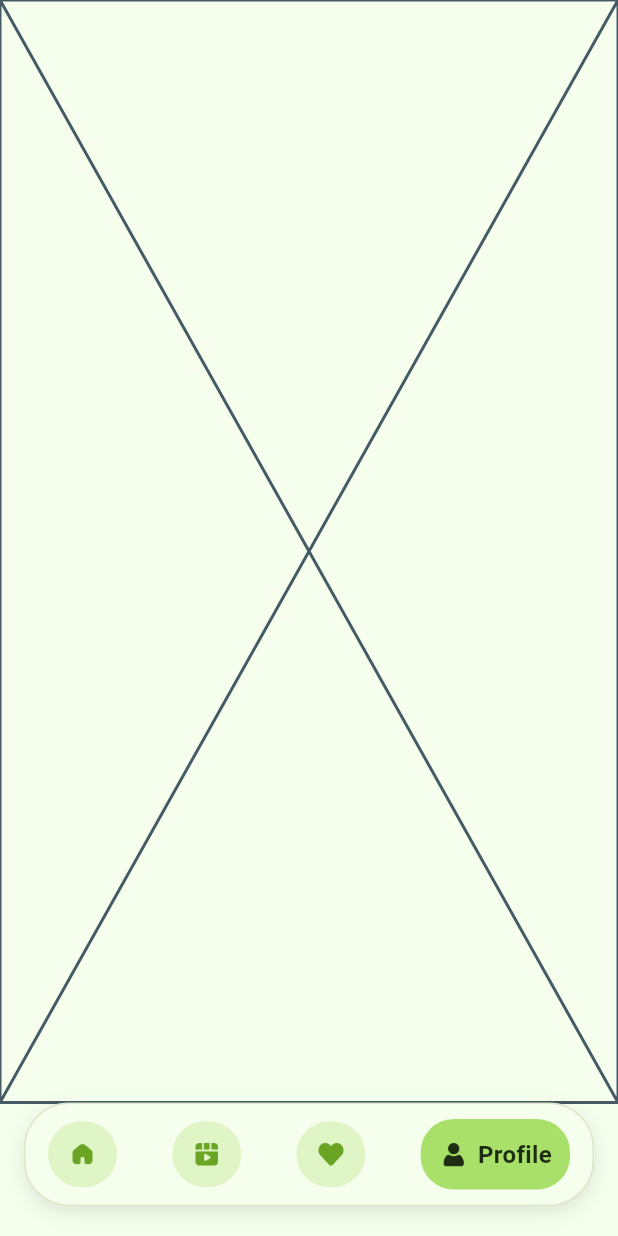
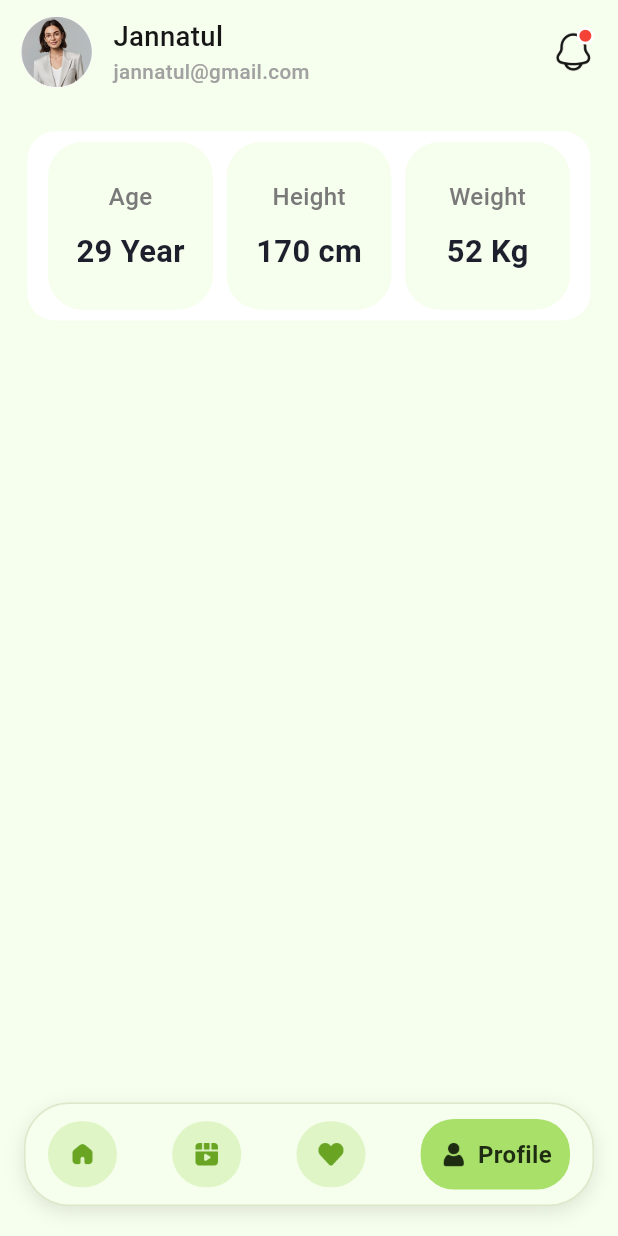
Before and after one commit to backbencherstudio/touralie33_FO222668A7688, a Flutter app: the ParentScreen screen opened by its route, item 4 of the bottom bar chosen, on a phone screen of 412 x 824 dp. Run offline on Flutter 3.47's test engine with Material 3 defaults, Android fonts, the phone set to English and light mode, and no system bars; our stand-ins replace chewie, dio, flutter_riverpod, flutter_screenutil, percent_indicator, pin_code_text_field and 1 more.

Commit message:
profile running

```diff
--- a/lib/presentation/favourite_screen/view/screen/favourite_screen.dart
+++ b/lib/presentation/favourite_screen/view/screen/favourite_screen.dart
@@ -42,8 +42,10 @@ class FavouriteScreen extends StatelessWidget {
                   InkWell(
                     onTap: () {
                       showModalBottomSheet(context: context,
+                        isScrollControlled: true,
                       backgroundColor: ColorManager.playlistBox,
                       shape: RoundedRectangleBorder(
+
                         borderRadius: BorderRadius.only(
                           topLeft: Radius.circular(25.r),
                           topRight: Radius.circular(25.r)
--- a/lib/presentation/parent_screen/parent_screen.dart
+++ b/lib/presentation/parent_screen/parent_screen.dart
@@ -24,7 +24,9 @@ class ParentScreen extends ConsumerWidget {
       ),
       const PlaylistScreen(),
       const FavouriteScreen(),
-      const ProfileScreen(),
+     ProfileScreen(
+          onOpenDrawer: () => scaffoldKey.currentState?.openDrawer(),
+      ),
     ];
    final items = <({String icon, String label})>[
   (icon: IconManager.home, label: 'Home'),
--- a/lib/presentation/profile_screen/view/screen/profile_screen.dart
+++ b/lib/presentation/profile_screen/view/screen/profile_screen.dart
@@ -1,10 +1,61 @@
 import 'package:flutter/material.dart';
+import 'package:flutter_screenutil/flutter_screenutil.dart';
+import 'package:touralie33_fo222668a7688/core/resource/constants/color_manger.dart';
+import 'package:touralie33_fo222668a7688/presentation/profile_screen/view/widet/custome_widget_profile.dart';
+import 'package:touralie33_fo222668a7688/presentation/widget/customeAppBarHome/custome_app_bar_home.dart';
 
 class ProfileScreen extends StatelessWidget {
-  const ProfileScreen({super.key});
+  final VoidCallback? onOpenDrawer;
+  const ProfileScreen({super.key, this.onOpenDrawer});
 
   @override
   Widget build(BuildContext context) {
-    return const Placeholder();
+    return Scaffold(
+      backgroundColor: ColorManager.primary,
+      appBar:PreferredSize(
+        preferredSize: Size.fromHeight(60.h),
+        child: SafeArea(
+          child: Padding(
+            padding: EdgeInsets.symmetric(horizontal: 12.w, vertical: 8.h),
+            child: CustomeAppBarHome(
+              onProfileTap: onOpenDrawer,
+            ),
+          ),
+        ),
+      ),
+      body: Padding(
+        padding:  EdgeInsets.all(16.r),
+        child: Column(
+          children: [
+            Container(
+              decoration: BoxDecoration(
+                borderRadius: BorderRadius.circular(16.r),
+                color: ColorManager.whiteColor
+              ),
+              child: Padding(
+                padding:  EdgeInsets.symmetric(horizontal: 12.w,vertical: 6.h),
+                child: Row(
+                  children: [
+                    Expanded(child: CustomeWidgetProfile(
+                      title: "Age",
+                      value: "29 Year",
+                    )),
+                    SizedBox(width: 8.w,),
+                    Expanded(child: CustomeWidgetProfile(
+                      title: "Height",
+                      value: "170 cm",
+                    )),   SizedBox(width: 8.w,),
+                    Expanded(child: CustomeWidgetProfile(
+                      title: "Weight",
+                      value: "52 Kg",
+                    ))
+                  ],
+                ),
+              ),
+            )
+          ],
+        ),
+      ),
+    );
   }
 }
--- /dev/null
+++ b/lib/presentation/profile_screen/view/widet/custome_widget_profile.dart
@@ -0,0 +1,30 @@
+import 'package:flutter/material.dart';
+import 'package:flutter_screenutil/flutter_screenutil.dart';
+import 'package:touralie33_fo222668a7688/core/resource/constants/color_manger.dart';
+import 'package:touralie33_fo222668a7688/core/resource/constants/style_manager.dart';
+
+class CustomeWidgetProfile extends StatelessWidget {
+  final String? title;
+  final String? value;
+  const CustomeWidgetProfile({super.key, this.title, this.value});
+
+  @override
+  Widget build(BuildContext context) {
+    return Container(
+      decoration: BoxDecoration(
+        borderRadius: BorderRadius.circular(20.r),
+        color: ColorManager.primary
+      ),
+      child: Padding(
+        padding:  EdgeInsets.symmetric(horizontal: 16.w,vertical: 21.h),
+        child: Column(
+          children: [
+            Text(title?? "",style: getMedium500Style12(color: const Color.fromARGB(255, 121, 121, 121),fontSize: 14.sp,fontWeight: FontWeight.w500),),
+            SizedBox(height: 8.h,),
+            Text(value ?? '',style: getMedium500Style14(color: ColorManager.textPrimary,fontSize: 18.sp,fontWeight: FontWeight.w700))
+          ],
+        ),
+      ),
+    );
+  }
+}
```
Also changed, not shown: lib/presentation/widget/bottomSheet/bottomSheet_widget.dart (+101 -19 lines).
